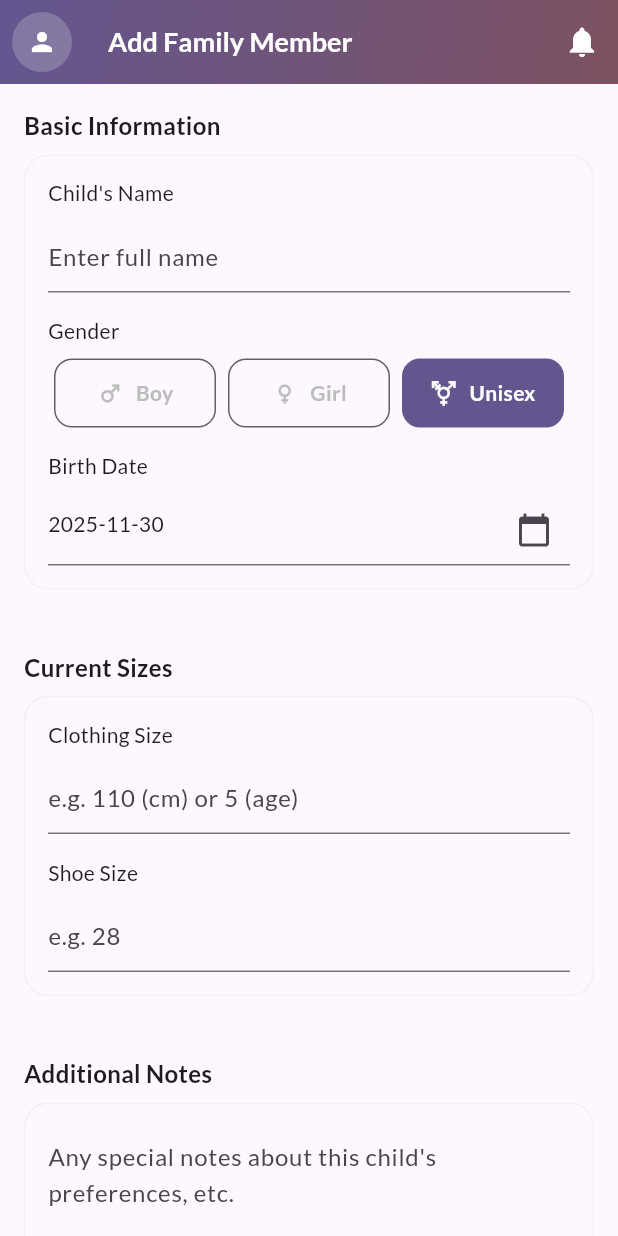
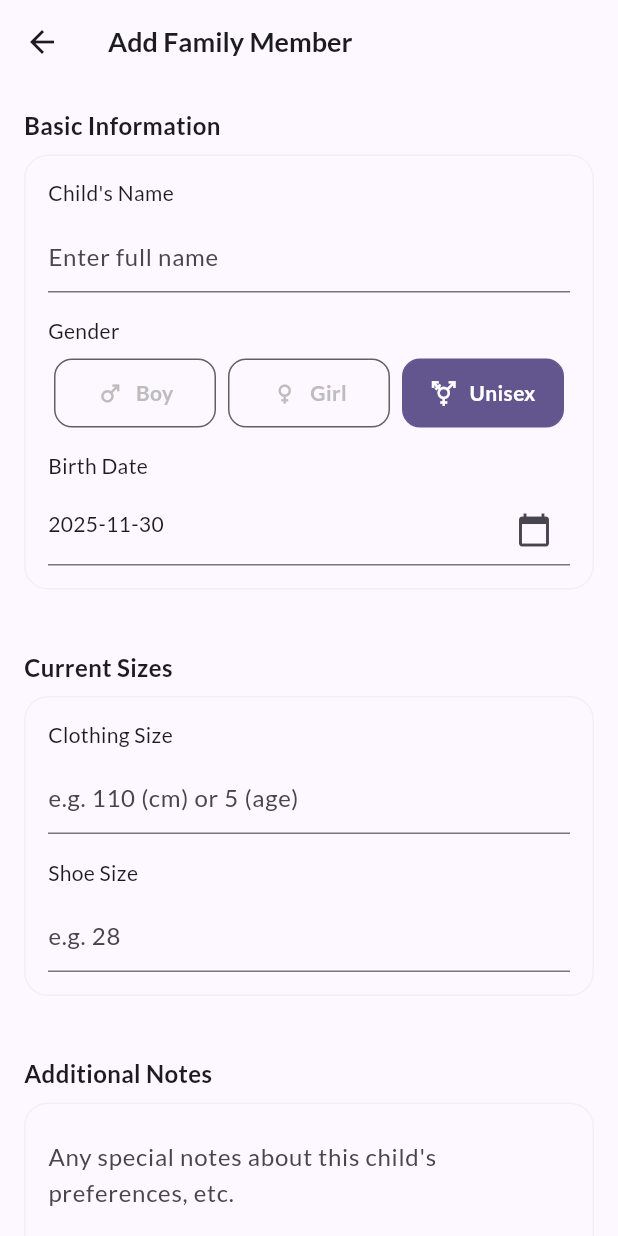
Before and after one commit to MoemenMostafa/SeasonBox, a Flutter app: the AddFamilyMemberScreen screen opened by its route, on a phone screen of 412 x 824 dp. Run offline on Flutter 3.47's test engine with Material 3 defaults, Android fonts, the phone set to English and light mode, and no system bars; our stand-ins replace cloud_firestore, drift, firebase_auth, firebase_core, go_router, google_fonts and 2 more; accounts and stored records are empty; generated files the repository leaves out were written again.

Commit message:
feat: Improve `AddFamilyMemberScreen` UI with standard `AppBar` and text controllers, and fix size display in `FamilyMembersScreen`.

```diff
--- a/lib/features/members/screens/add_family_member_screen.dart
+++ b/lib/features/members/screens/add_family_member_screen.dart
@@ -5,7 +5,6 @@ import '../../../data/models/family_member.dart';
 import '../../../data/repositories/family_member_repository.dart';
 import '../../../features/auth/data/auth_service.dart';
 import 'package:uuid/uuid.dart';
-import '../../../widgets/season_box_app_bar.dart';
 import '../../../widgets/app_card.dart';
 
 class AddFamilyMemberScreen extends StatefulWidget {
@@ -21,6 +20,8 @@ class _AddFamilyMemberScreenState extends State<AddFamilyMemberScreen> {
   final _formKey = GlobalKey<FormState>();
   final _nameController = TextEditingController();
   final _notesController = TextEditingController();
+  final _clothingSizeController = TextEditingController();
+  final _shoeSizeController = TextEditingController();
 
   String _gender = 'Unisex';
   DateTime _birthdate = DateTime.now();
@@ -41,6 +42,8 @@ class _AddFamilyMemberScreenState extends State<AddFamilyMemberScreen> {
       _birthdate = widget.member!.birthdate;
       _clothesSize = widget.member!.clothingSize;
       _shoeSize = widget.member!.shoeSize;
+      _clothingSizeController.text = _clothesSize?.toString() ?? '';
+      _shoeSizeController.text = _shoeSize?.toString() ?? '';
     }
   }
 
@@ -48,6 +51,8 @@ class _AddFamilyMemberScreenState extends State<AddFamilyMemberScreen> {
   void dispose() {
     _nameController.dispose();
     _notesController.dispose();
+    _clothingSizeController.dispose();
+    _shoeSizeController.dispose();
     super.dispose();
   }
 
@@ -188,9 +193,26 @@ class _AddFamilyMemberScreenState extends State<AddFamilyMemberScreen> {
 
     return Scaffold(
       backgroundColor: theme.scaffoldBackgroundColor,
-      appBar: SeasonBoxAppBar(
-        title:
+      appBar: AppBar(
+        leading: IconButton(
+          icon: const Icon(Icons.arrow_back),
+          onPressed: () => context.pop(),
+        ),
+        title: Text(
           widget.member != null ? 'Edit Family Member' : 'Add Family Member',
+          style: const TextStyle(fontSize: 18, fontWeight: FontWeight.w600),
+        ),
+        centerTitle: false,
+        backgroundColor: theme.scaffoldBackgroundColor,
+        elevation: 0,
+        actions: widget.member != null
+            ? [
+                IconButton(
+                  icon: const Icon(Icons.help_outline),
+                  onPressed: () {},
+                ),
+              ]
+            : null,
       ),
       body: _isLoading
           ? const Center(child: CircularProgressIndicator())
@@ -263,7 +285,7 @@ class _AddFamilyMemberScreenState extends State<AddFamilyMemberScreen> {
                               style: TextStyle(fontSize: 14)),
                           const SizedBox(height: 8),
                           TextFormField(
-                            initialValue: _clothesSize?.toString(),
+                            controller: _clothingSizeController,
                             decoration: const InputDecoration(
                               hintText: 'e.g. 110 (cm) or 5 (age)',
                             ),
@@ -277,7 +299,7 @@ class _AddFamilyMemberScreenState extends State<AddFamilyMemberScreen> {
                               style: TextStyle(fontSize: 14)),
                           const SizedBox(height: 8),
                           TextFormField(
-                            initialValue: _shoeSize?.toString(),
+                            controller: _shoeSizeController,
                             decoration: const InputDecoration(
                               hintText: 'e.g. 28',
                             ),
@@ -313,60 +335,39 @@ class _AddFamilyMemberScreenState extends State<AddFamilyMemberScreen> {
                     Row(
                       children: [
                         Expanded(
-                          child: SizedBox(
-                            height: 56,
                           child: OutlinedButton(
                             onPressed: () => context.pop(),
                             style: OutlinedButton.styleFrom(
-                                side: BorderSide(color: Colors.grey.shade700),
+                              side: BorderSide(color: Colors.grey.shade600),
                               shape: RoundedRectangleBorder(
-                                  borderRadius: BorderRadius.circular(12),
+                                borderRadius: BorderRadius.circular(8),
                               ),
+                              padding: const EdgeInsets.symmetric(vertical: 16),
                             ),
-                              child: const Text('Cancel',
-                                  style: TextStyle(color: Colors.white)),
+                            child: const Text(
+                              'Cancel',
+                              style: TextStyle(fontSize: 16),
                             ),
                           ),
                         ),
-                        const SizedBox(width: 16),
+                        const SizedBox(width: 12),
                         Expanded(
-                          child: Container(
-                            height: 56,
-                            decoration: BoxDecoration(
-                              gradient: const LinearGradient(
-                                colors: [
-                                  Color(0xFF6366F1),
-                                  Color(0xFF8B5CF6)
-                                ], // Indigo to Violet
-                                begin: Alignment.centerLeft,
-                                end: Alignment.centerRight,
-                              ),
-                              borderRadius: BorderRadius.circular(12),
-                              boxShadow: [
-                                BoxShadow(
-                                  color: const Color(0xFF6366F1)
-                                      .withValues(alpha: 0.3),
-                                  blurRadius: 12,
-                                  offset: const Offset(0, 6),
-                                ),
-                              ],
-                            ),
                           child: ElevatedButton(
                             onPressed: _saveMember,
                             style: ElevatedButton.styleFrom(
-                                backgroundColor: Colors.transparent,
-                                shadowColor: Colors.transparent,
+                              backgroundColor: theme.colorScheme.primary,
+                              foregroundColor: Colors.white,
                               shape: RoundedRectangleBorder(
-                                  borderRadius: BorderRadius.circular(12),
+                                borderRadius: BorderRadius.circular(8),
                               ),
+                              padding: const EdgeInsets.symmetric(vertical: 16),
+                              elevation: 0,
                             ),
                             child: Text(
                               widget.member != null ? 'Update' : 'Add',
                               style: const TextStyle(
                                 fontSize: 16,
-                                  fontWeight: FontWeight.bold,
-                                  color: Colors.white,
-                                ),
+                                fontWeight: FontWeight.w600,
                               ),
                             ),
                           ),
--- a/lib/features/members/screens/family_members_screen.dart
+++ b/lib/features/members/screens/family_members_screen.dart
@@ -170,10 +170,10 @@ class _FamilyMembersScreenState extends State<FamilyMembersScreen> {
                                   ?.withValues(alpha: 0.7))),
                       const SizedBox(height: 4),
                       Text(
-                          'Clothes: ${member.currentSizeByCategory['clothes']?.toStringAsFixed(0) ?? '-'}',
+                          'Clothes: ${member.clothingSize?.toStringAsFixed(0) ?? '-'}',
                           style: const TextStyle(fontWeight: FontWeight.bold)),
                       Text(
-                          'Shoes: ${member.currentSizeByCategory['shoes']?.toStringAsFixed(0) ?? '-'}',
+                          'Shoes: ${member.shoeSize?.toStringAsFixed(0) ?? '-'}',
                           style: const TextStyle(fontWeight: FontWeight.bold)),
                     ],
                   ),
```
Lines whose indentation alone changed are shown as unchanged.
